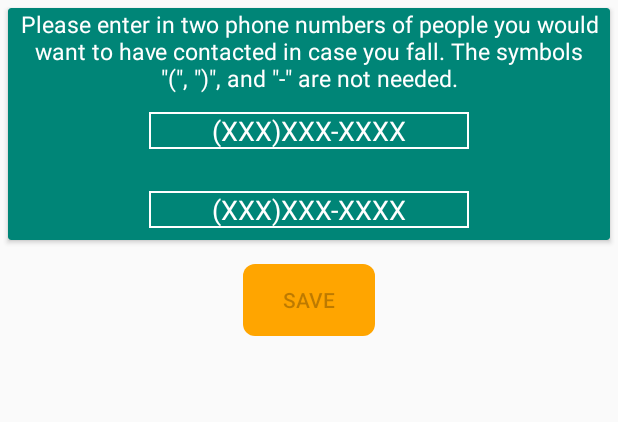
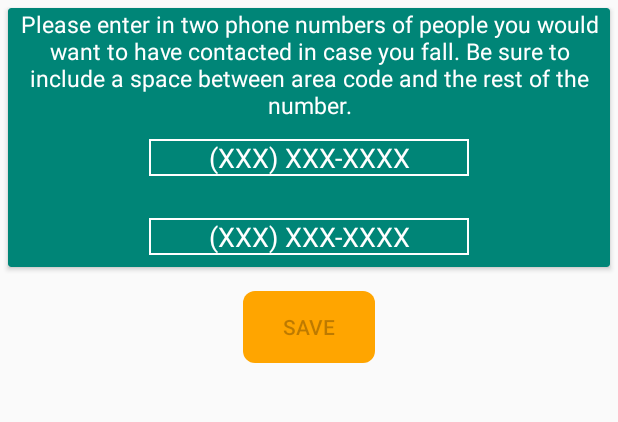
Before and after one commit to jarmknecht/FallDectection, an Android app: the screen it shows after launch (MainActivity), on a phone screen of 412 x 824 dp, the part 535-957 px from its top. Run offline under Robolectric (Android 15) with nearby library versions, the phone set to English and light mode, and no system bars.

Commit message:
texts the two contact numbers now

```diff
--- a/app/src/main/java/com/example/jonathan/fall_detection/MainActivity.java
+++ b/app/src/main/java/com/example/jonathan/fall_detection/MainActivity.java
@@ -231,12 +231,12 @@ public class MainActivity extends AppCompatActivity implements SensorEventListen
 
         @Override
         public void onTextChanged(CharSequence s, int start, int before, int count) {
-            String phonenum1 = editText1.getText().toString().trim(); //trim() gets rid of spaces
-            String phonenum2 = editText2.getText().toString().trim();
+            String phonenum1 = editText1.getText().toString();
+            String phonenum2 = editText2.getText().toString();
             //Log.d ("DEBUG", "Strings are the same " + phonenum1.equals(phonenum2));
-            //if both have text 10 length long in them then it will be true && true and set enabled will be true
-            button.setEnabled((phonenum1.length() == 10) && (phonenum2.length() == 10) && !(phonenum1.equals(phonenum2)));
-            transButton.setEnabled(!(phonenum1.length() == 10) || !(phonenum2.length() == 10) || (phonenum1.equals(phonenum2)));
+            //if both have text 14 length long in them then it will be true && true and set enabled will be true
+            button.setEnabled((phonenum1.length() == 14) && (phonenum2.length() == 14) && !(phonenum1.equals(phonenum2)));
+            transButton.setEnabled(!(phonenum1.length() == 14) || !(phonenum2.length() == 14) || (phonenum1.equals(phonenum2)));
         }
 
         @Override
@@ -407,11 +407,13 @@ public class MainActivity extends AppCompatActivity implements SensorEventListen
         sendIntent.setType("image/png");
         startActivity(sendIntent);*/
 //TODO: add all numbers to an array to go through and text them all
-        String number = "8015550001";
+        String number1 = editText1.getText().toString();
+        String number2 = editText2.getText().toString();
         SmsManager smsManager = SmsManager.getDefault();
         StringBuffer smsBody = new StringBuffer();
         smsBody.append(Uri.parse(message));
-        smsManager.sendTextMessage(number, null, smsBody.toString(), null, null);
+        smsManager.sendTextMessage(number1, null, smsBody.toString(), null, null);
+        smsManager.sendTextMessage(number2, null, smsBody.toString(), null, null);
     }
 
     @Override
--- a/app/src/main/res/layout/activity_main.xml
+++ b/app/src/main/res/layout/activity_main.xml
@@ -117,10 +117,10 @@
                 android:layout_marginEnd="8dp"
                 android:background="@drawable/edit_text_background"
                 android:cursorVisible="false"
-                android:digits="0123456789"
+                android:digits="0123456789()-"
                 android:ems="10"
                 android:gravity="center"
-                android:hint="(XXX)XXX-XXXX"
+                android:hint="(XXX) XXX-XXXX"
                 android:imeOptions="actionDone"
                 android:inputType="phone"
                 android:paddingLeft="8dp"
@@ -142,10 +142,10 @@
                 android:layout_marginBottom="8dp"
                 android:background="@drawable/edit_text_background"
                 android:cursorVisible="false"
-                android:digits="0123456789"
+                android:digits="0123456789()-"
                 android:ems="10"
                 android:gravity="center"
-                android:hint="(XXX)XXX-XXXX"
+                android:hint="(XXX) XXX-XXXX"
                 android:imeOptions="actionDone"
                 android:inputType="phone"
                 android:paddingLeft="8dp"
--- a/app/src/main/res/values/strings.xml
+++ b/app/src/main/res/values/strings.xml
@@ -10,7 +10,7 @@
     <string name="text_contacts_permission">Fall Detection needs permission to access contacts to work fully</string>
     <string name="ok">OK</string>
     <string name="title_activity_maps">Map Activity</string>
-    <string name="message">Please enter in two phone numbers of people you would want to have contacted in case you fall. The symbols \"(\", \")\", and \"-\" are not needed.</string>
+    <string name="message">Please enter in two phone numbers of people you would want to have contacted in case you fall. Be sure to include a space between area code and the rest of the number.</string>
     <string name="appstart">Thank you for choosing Fall Detection! The app will use the two numbers you provided as emergency contacts. It will also
     add contacts who you communicate often with through phone calls or text messages to ensure your safety.</string>
 
```
